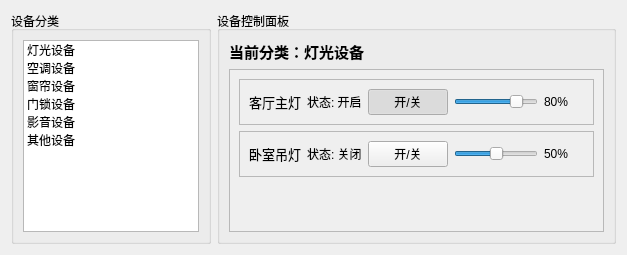
Above: ui/devicecontrolwidget.ui from pot-oie/SmartHome before the change. Below: the same form after it.
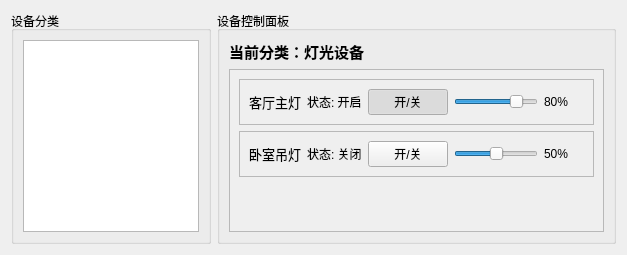
That is the form after the change.

Diff of the .ui file:
```diff
--- a/ui/devicecontrolwidget.ui
+++ b/ui/devicecontrolwidget.ui
@@ -10,12 +10,6 @@
      <layout class="QVBoxLayout" name="verticalLayout_cat">
       <item>
        <widget class="QListWidget" name="listCategory">
-        <item><property name="text"><string>灯光设备</string></property></item>
-        <item><property name="text"><string>空调设备</string></property></item>
-        <item><property name="text"><string>窗帘设备</string></property></item>
-        <item><property name="text"><string>门锁设备</string></property></item>
-        <item><property name="text"><string>影音设备</string></property></item>
-        <item><property name="text"><string>其他设备</string></property></item>
        </widget>
       </item>
      </layout>
```
